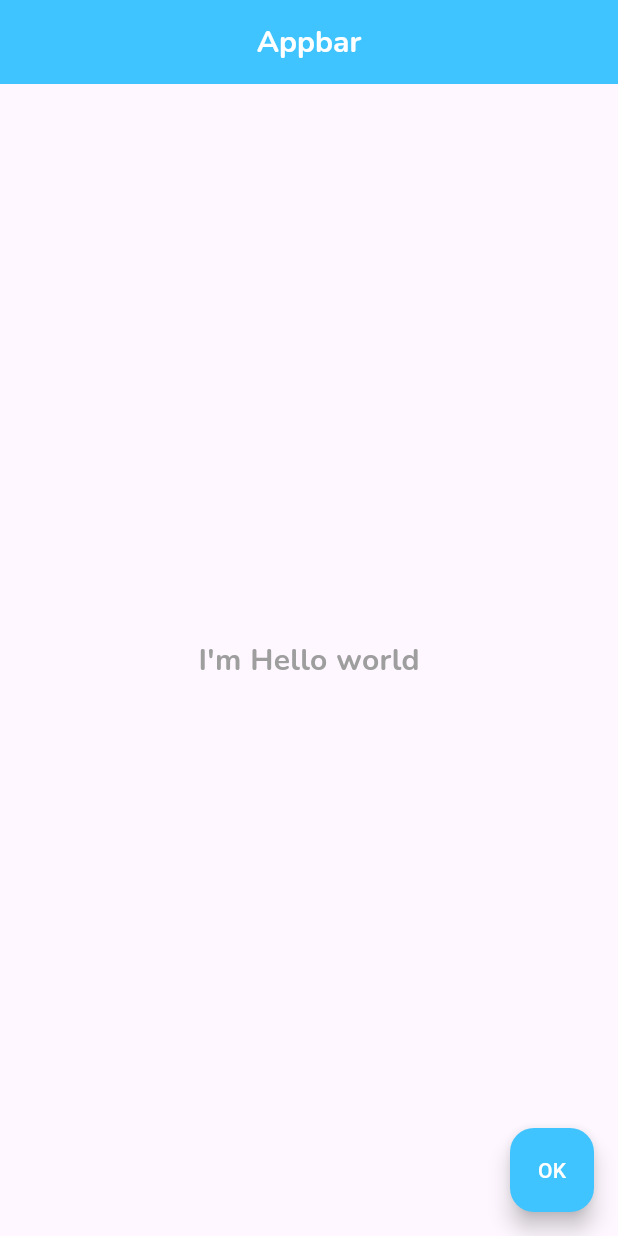
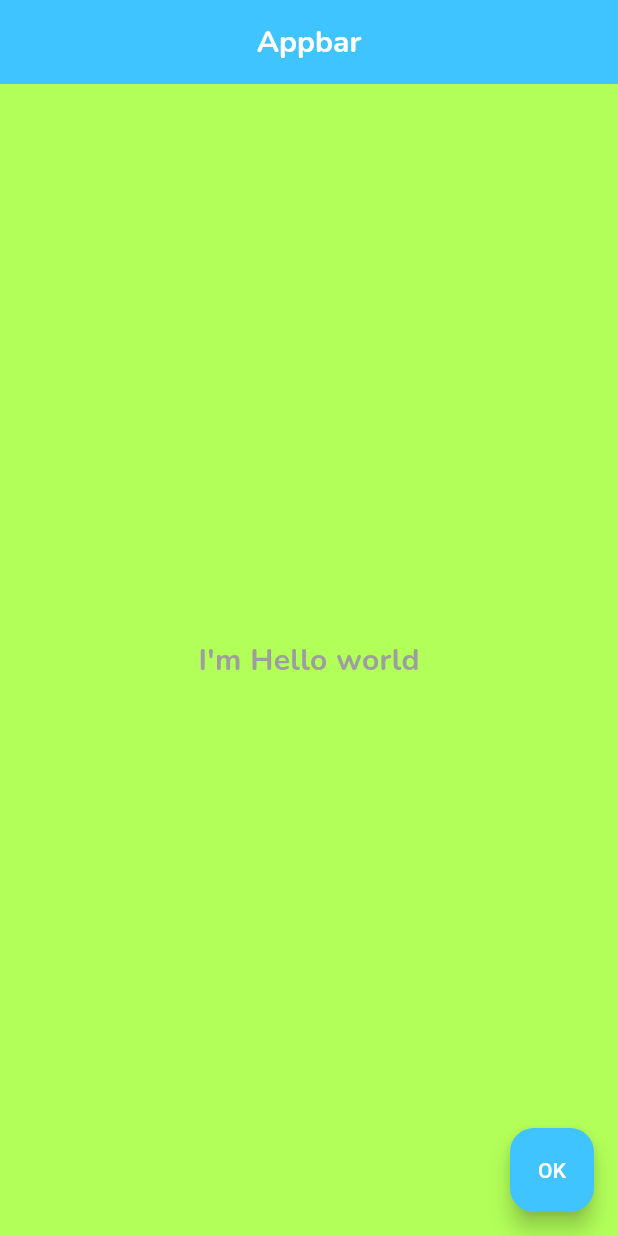
Before and after one commit to iNuman/learnFlutter, a Flutter app: the screen it shows after launch, on a phone screen of 412 x 824 dp. Run offline on Flutter 3.47's test engine with Material 3 defaults, Android fonts, the phone set to English and light mode, and no system bars.

Commit message:
Container

```diff
--- a/lib/main.dart
+++ b/lib/main.dart
@@ -22,13 +22,17 @@ class Home extends StatelessWidget {
         backgroundColor: Colors.lightBlueAccent,
 
       ),
-      body: const Center(
+      body: Container(
+        padding: const EdgeInsets.all(20.0),
+        color: Colors.lightGreenAccent,
+        child: const Center(
           child: Text("I'm Hello world",
               style: TextStyle(
                   fontSize: 20.0,
                   color: Colors.grey,
                   fontFamily: "PoppinsBold"
               )
+          ),
         ),
       ),
       floatingActionButton: FloatingActionButton(
```
Lines whose indentation alone changed are shown as unchanged.
